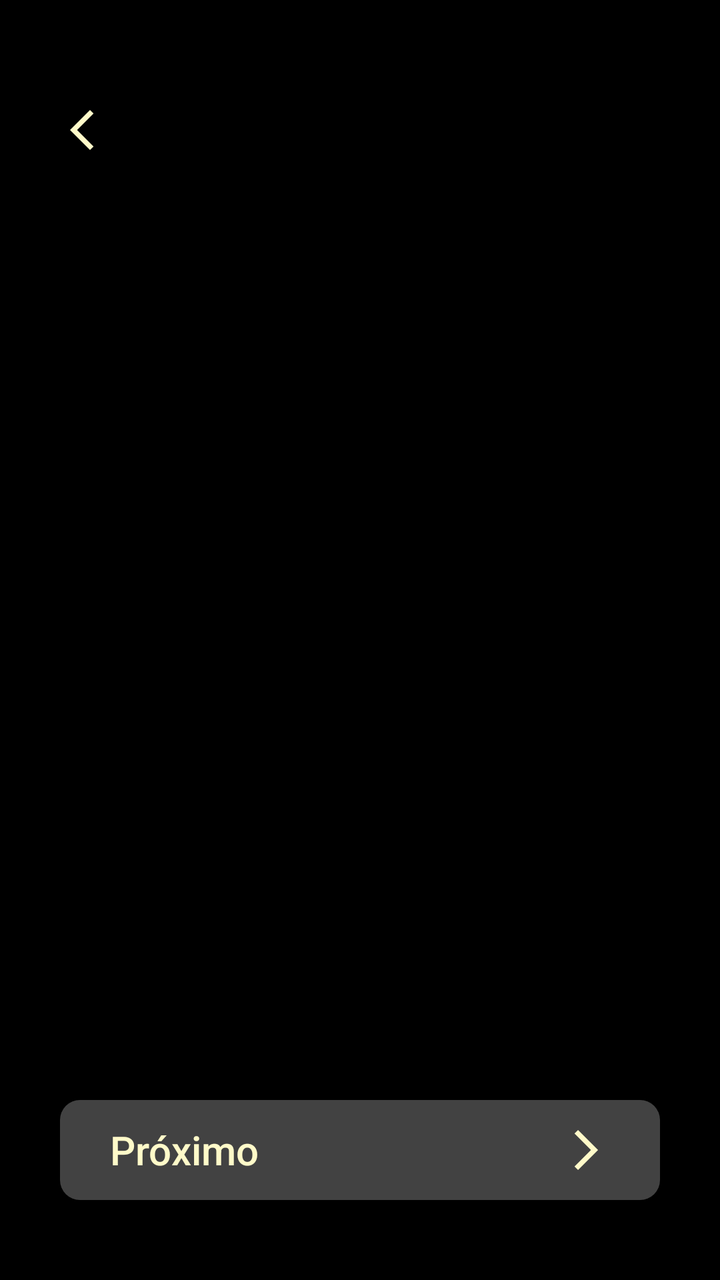
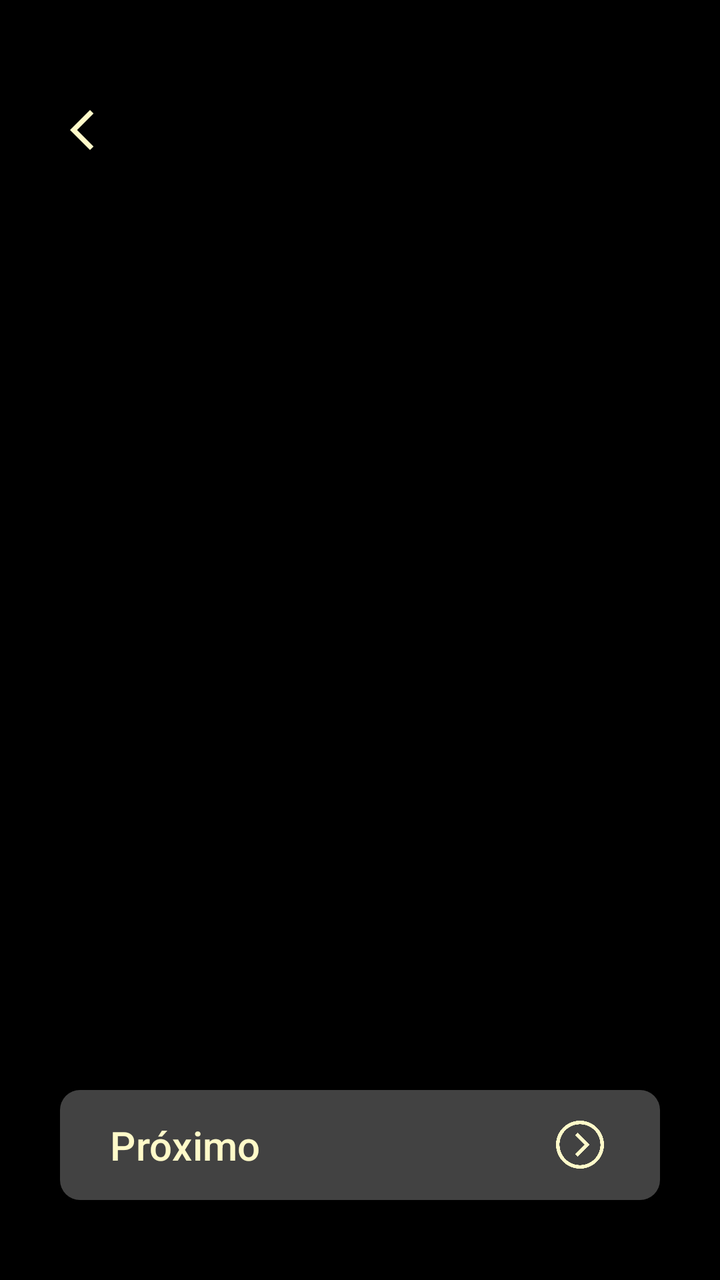

An Android layout rendered at two revisions. The XML below is the earlier revision; the diff shows what the commit changed to produce the second picture.
<!-- AndroidManifest.xml: application theme Theme.Monaly -->
<!-- res/layout/activity_onboarding.xml -->
<?xml version="1.0" encoding="utf-8"?>
<androidx.constraintlayout.widget.ConstraintLayout
    xmlns:android="http://schemas.android.com/apk/res/android"
    xmlns:app="http://schemas.android.com/apk/res-auto"
    android:layout_width="match_parent"
    android:layout_height="match_parent"
    android:background="@color/black">

    <androidx.viewpager2.widget.ViewPager2
        android:id="@+id/viewPagerOnboarding"
        android:layout_width="0dp"
        android:layout_height="0dp"
        app:layout_constraintBottom_toTopOf="@+id/buttonNext"
        app:layout_constraintEnd_toEndOf="parent"
        app:layout_constraintStart_toStartOf="parent"
        app:layout_constraintTop_toTopOf="parent" />

    <androidx.appcompat.widget.AppCompatButton
        android:id="@+id/buttonBack"
        android:contentDescription="Botão de voltar"
        android:layout_width="60dp"
        android:layout_height="60dp"
        android:layout_marginStart="20dp"
        android:layout_marginTop="35dp"
        android:background="@drawable/drawable_background_button_round_transparent"
        android:drawableStart="@drawable/icon_arrow_back_ios"
        android:paddingStart="15dp"
        app:layout_constraintStart_toStartOf="parent"
        app:layout_constraintTop_toTopOf="parent" />

    <androidx.appcompat.widget.AppCompatButton
        android:id="@+id/buttonNext"
        android:layout_width="0dp"
        android:layout_height="50dp"
        android:layout_marginStart="30dp"
        android:layout_marginEnd="30dp"
        android:layout_marginBottom="40dp"
        android:background="@drawable/drawable_background_button_gray_dark_10_dp"
        android:drawableRight="@drawable/icon_arrow_right_bage"
        android:gravity="start|center_vertical"
        android:paddingStart="25dp"
        android:paddingEnd="25dp"
        android:text="@string/onboarding_bottom_next"
        android:textAllCaps="false"
        android:textColor="@color/bage_neutral"
        android:textSize="20sp"
        app:layout_constraintBottom_toBottomOf="parent"
        app:layout_constraintEnd_toEndOf="parent"
        app:layout_constraintStart_toStartOf="parent" />

</androidx.constraintlayout.widget.ConstraintLayout>
<!-- resources referenced by this layout -->
<resources>
  <color name="bage_neutral">#FFFAC9</color>
  <color name="black">#000000</color>
  <!-- drawable drawable_background_button_gray_dark_10_dp (drawable) -->
  <?xml version="1.0" encoding="utf-8"?>
  <shape xmlns:android="http://schemas.android.com/apk/res/android">
  
      <corners android:radius="10dp"/>
      <solid android:color="@color/gray_dark"/>
  
  </shape>
  <!-- drawable drawable_background_button_round_transparent (drawable) -->
  <?xml version="1.0" encoding="utf-8"?>
  <shape xmlns:android="http://schemas.android.com/apk/res/android"
  
      android:shape="rectangle">
      <corners android:radius="100dp"/>
  
  </shape>
  <!-- drawable icon_arrow_back_ios (drawable) -->
  <vector xmlns:android="http://schemas.android.com/apk/res/android" android:autoMirrored="true" android:height="24dp" android:tint="#FFFAC9" android:viewportHeight="960" android:viewportWidth="960" android:width="24dp">
        
      <path android:fillColor="@android:color/white" android:pathData="M400,880L0,480L400,80L471,151L142,480L471,809L400,880Z"/>
      
  </vector>
  <!-- drawable icon_arrow_right_bage (drawable) -->
  <vector xmlns:android="http://schemas.android.com/apk/res/android" android:autoMirrored="true" android:height="24dp" android:tint="#FFFAC9" android:viewportHeight="960" android:viewportWidth="960" android:width="24dp">
        
      <path android:fillColor="@android:color/white" android:pathData="M321,880L250,809L579,480L250,151L321,80L721,480L321,880Z"/>
      
  </vector>
  <string name="onboarding_bottom_next">Próximo</string>
  <style name="Theme.Monaly" parent="Base.Theme.Monaly" />
  <color name="gray_dark">#424242</color>
  <style name="Base.Theme.Monaly" parent="Theme.Material3.DayNight.NoActionBar">
  
  
          
          
  
  
          
          <item name="android:navigationBarColor">@color/black</item>
  
  
      </style>
</resources>

<!-- the commit's change to res/layout/activity_onboarding.xml (unified diff, before → after) -->
@@ -28,15 +28,20 @@
         app:layout_constraintStart_toStartOf="parent"
         app:layout_constraintTop_toTopOf="parent" />
 
-    <androidx.appcompat.widget.AppCompatButton
+    <com.google.android.material.button.MaterialButton
         android:id="@+id/buttonNext"
         android:layout_width="0dp"
-        android:layout_height="50dp"
+        android:layout_height="55dp"
         android:layout_marginStart="30dp"
         android:layout_marginEnd="30dp"
         android:layout_marginBottom="40dp"
+        app:backgroundTint="@color/gray_dark"
         android:background="@drawable/drawable_background_button_gray_dark_10_dp"
-        android:drawableRight="@drawable/icon_arrow_right_bage"
+        app:cornerRadius="10dp"
+        app:icon="@drawable/ic_arrow_right_bage_neutral"
+        app:iconGravity="end"
+        app:iconSize="30dp"
+        app:iconTint="@null"
         android:gravity="start|center_vertical"
         android:paddingStart="25dp"
         android:paddingEnd="25dp"
<!-- resource entries referenced after the edit -->
@@ -18,16 +18,11 @@
       <corners android:radius="100dp"/>
   
   </shape>
+  <!-- drawable ic_arrow_right_bage_neutral: png bitmap (drawable, 3673 bytes) -->
   <!-- drawable icon_arrow_back_ios (drawable) -->
   <vector xmlns:android="http://schemas.android.com/apk/res/android" android:autoMirrored="true" android:height="24dp" android:tint="#FFFAC9" android:viewportHeight="960" android:viewportWidth="960" android:width="24dp">
         
       <path android:fillColor="@android:color/white" android:pathData="M400,880L0,480L400,80L471,151L142,480L471,809L400,880Z"/>
-      
-  </vector>
-  <!-- drawable icon_arrow_right_bage (drawable) -->
-  <vector xmlns:android="http://schemas.android.com/apk/res/android" android:autoMirrored="true" android:height="24dp" android:tint="#FFFAC9" android:viewportHeight="960" android:viewportWidth="960" android:width="24dp">
-        
-      <path android:fillColor="@android:color/white" android:pathData="M321,880L250,809L579,480L250,151L321,80L721,480L321,880Z"/>
       
   </vector>
   <string name="onboarding_bottom_next">Próximo</string>
